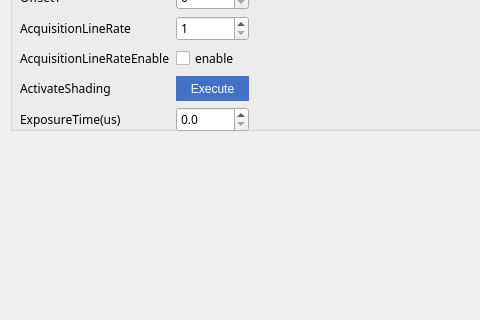
The window that driveseting.ui (jaueone/Magnetic) describes before a commit, drawn with Qt 5; both pictures show x 0 to 480 and y 410 to 730 of the 1024 by 1006 pixel window.
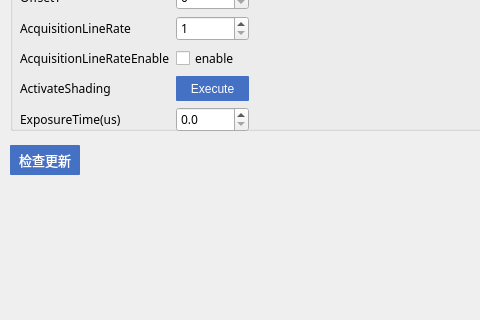
The same window after the commit. Custom widgets are drawn as their Qt base class.

Commit message: 1，添加在线更新模块  2，更新算法

```diff
--- a/driveseting.ui
+++ b/driveseting.ui
@@ -614,6 +614,28 @@
     </rect>
    </property>
    <layout class="QHBoxLayout" name="horizontalLayout_2">
+    <item>
+     <widget class="QPushButton" name="pushButton_6">
+      <property name="minimumSize">
+       <size>
+        <width>70</width>
+        <height>30</height>
+       </size>
+      </property>
+      <property name="font">
+       <font>
+        <family>微软雅黑</family>
+        <pointsize>10</pointsize>
+       </font>
+      </property>
+      <property name="styleSheet">
+       <string notr="true">QPushButton{color:white;background-color: rgb(68, 113, 196);border-radius:1px}                               QPushButton::pressed{background-color: rgb(142, 170, 220);}</string>
+      </property>
+      <property name="text">
+       <string>检查更新</string>
+      </property>
+     </widget>
+    </item>
     <item>
      <spacer name="horizontalSpacer_2">
       <property name="orientation">
```
The commit also changes 16 other files.
